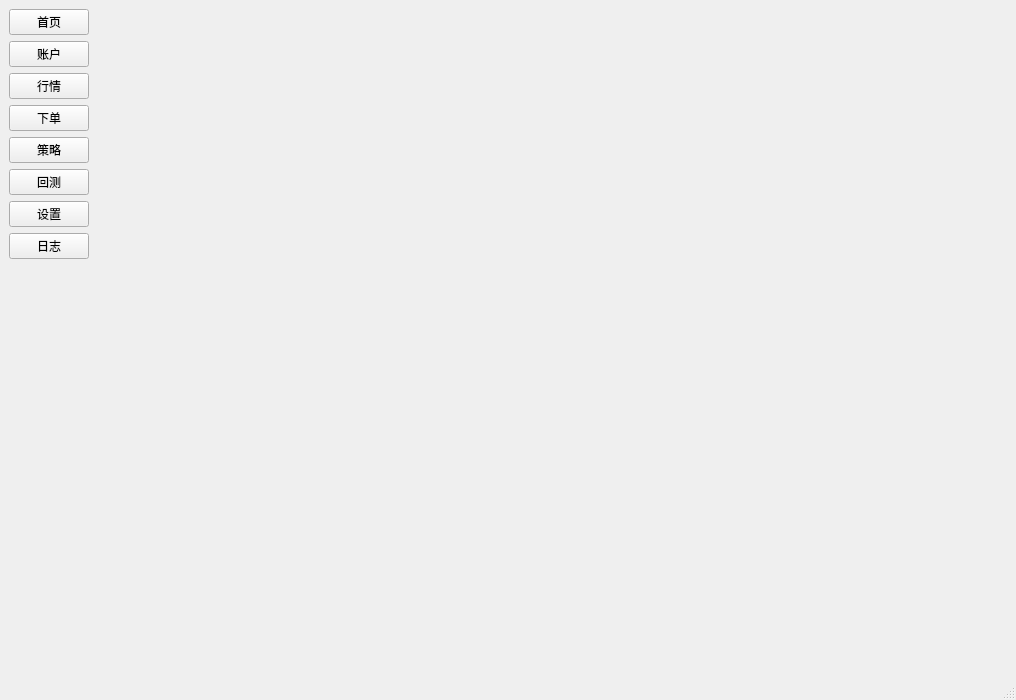
Old version of the form app/ui/mainwindow.ui in the repository ctpbee/ctpbee_desktop.
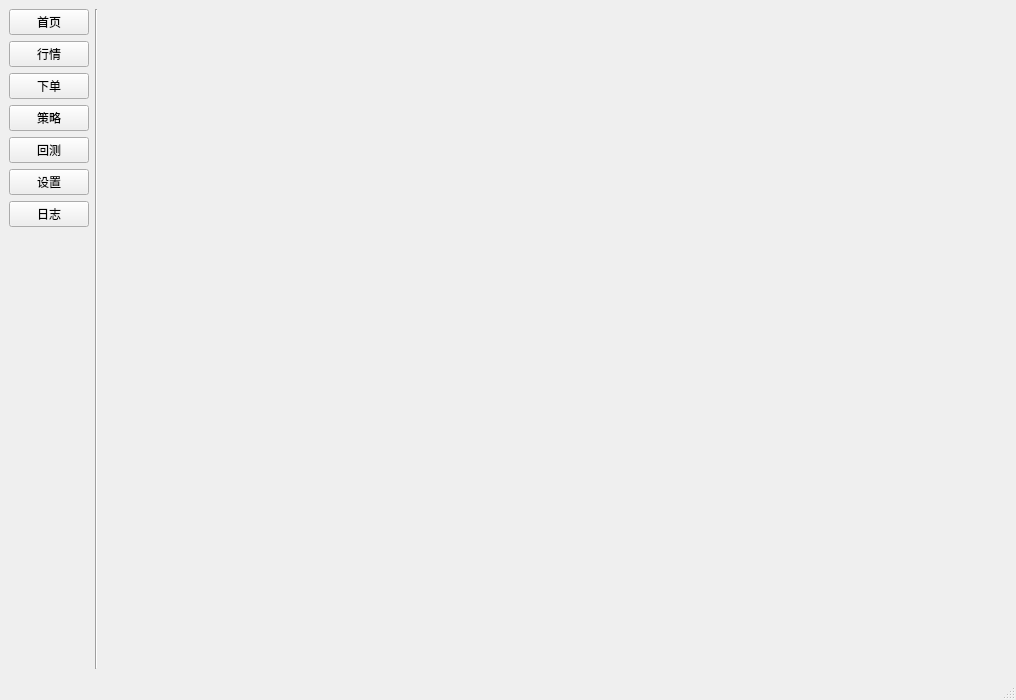
New version of the form. Icons and pictures are not drawn.

Diff of the .ui file:
```diff
--- a/app/ui/mainwindow.ui
+++ b/app/ui/mainwindow.ui
@@ -18,7 +18,7 @@
     <normaloff>:/menu/images/bee_temp_grey.png</normaloff>:/menu/images/bee_temp_grey.png</iconset>
   </property>
   <widget class="QWidget" name="centralwidget">
-   <layout class="QHBoxLayout" name="horizontalLayout_2" stretch="0,9">
+   <layout class="QHBoxLayout" name="horizontalLayout_2" stretch="0,0,9">
     <item>
      <layout class="QVBoxLayout" name="verticalLayout">
       <item>
@@ -28,13 +28,6 @@
         </property>
        </widget>
       </item>
-      <item>
-       <widget class="QPushButton" name="account_btn">
-        <property name="text">
-         <string>账户</string>
-        </property>
-       </widget>
-      </item>
       <item>
        <widget class="QPushButton" name="market_btn">
         <property name="text">
@@ -92,6 +85,13 @@
       </item>
      </layout>
     </item>
+    <item>
+     <widget class="Line" name="line">
+      <property name="orientation">
+       <enum>Qt::Vertical</enum>
+      </property>
+     </widget>
+    </item>
     <item>
      <widget class="QStackedWidget" name="stackedWidget"/>
     </item>
```
